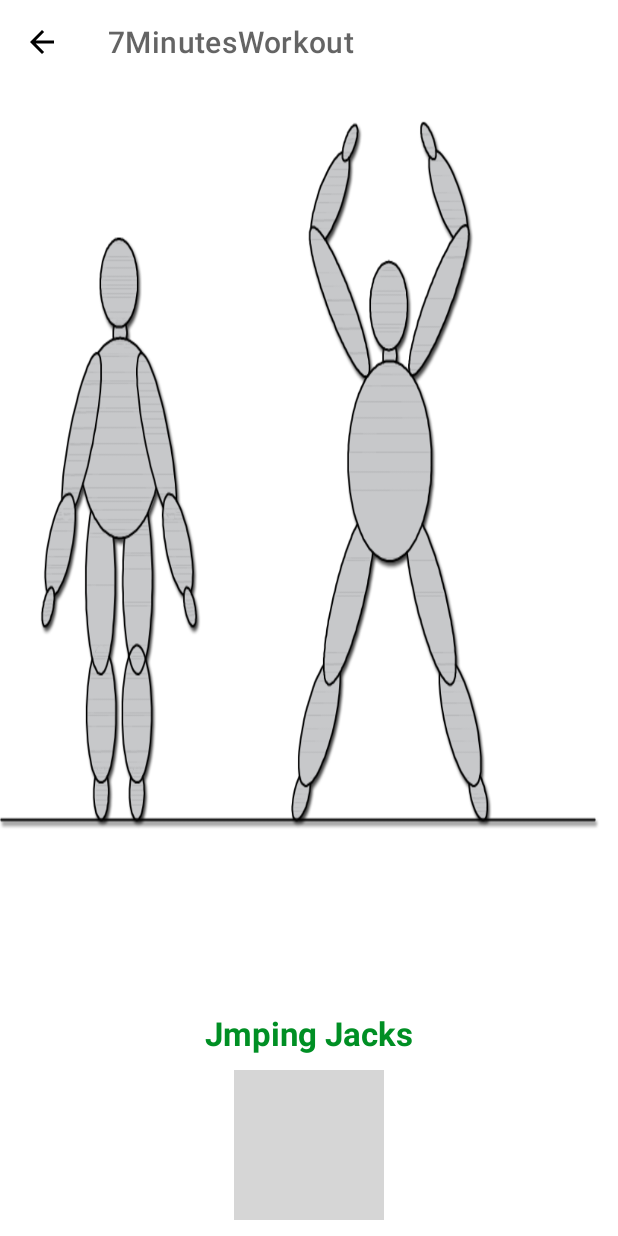
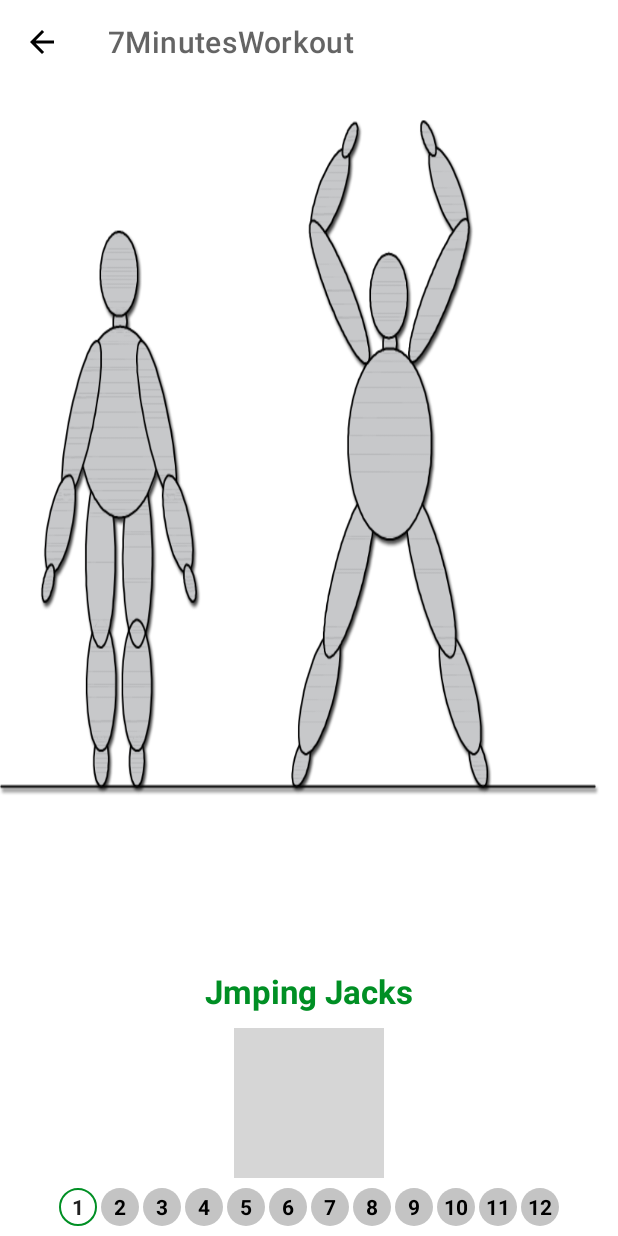
Before and after one commit to JungMin0919/7MinutesWorkout, an Android app: the ExerciseActivity screen opened directly, with no data from a screen before it, on a phone screen of 412 x 824 dp. Run offline under Robolectric (Android 15) with nearby library versions, the phone set to English and light mode, and no system bars; grey boxes are pictures that could not be loaded.

Commit message:
완료된 운동, 선택된 운동 표시 - drawble에 완료, 선택표시 파일 생성 - ExerciseStatusAdapter에서 선택, 완료, 나머지 조건에 따라 아이템의 배경색, 텍스트 색상 변경

```diff
--- a/app/src/main/java/com/example/a7minutesworkout/ExerciseActivity.kt
+++ b/app/src/main/java/com/example/a7minutesworkout/ExerciseActivity.kt
@@ -9,7 +9,9 @@ import android.os.CountDownTimer
 import android.speech.tts.TextToSpeech
 import android.util.Log
 import android.view.View
+import android.widget.LinearLayout
 import android.widget.Toast
+import androidx.recyclerview.widget.LinearLayoutManager
 import com.example.a7minutesworkout.databinding.ActivityExerciseBinding
 import java.util.*
 import kotlin.collections.ArrayList
@@ -26,8 +28,9 @@ class ExerciseActivity : AppCompatActivity(), TextToSpeech.OnInitListener {
     private var currentExercisePosition = -1
 
     private var tts: TextToSpeech? = null
+    private var player: MediaPlayer? = null
 
-    private var player: MediaPlayer? = null
+    private var exerciseAdapter: ExerciseStatusAdapter? = null
 
     override fun onCreate(savedInstanceState: Bundle?) {
         super.onCreate(savedInstanceState)
@@ -50,8 +53,17 @@ class ExerciseActivity : AppCompatActivity(), TextToSpeech.OnInitListener {
         }
 
         setupRestView()
+        setupExerciseStatusRecyclerView()
     }
 
+    // 운동화면에서 운동번호 알려주기
+    private fun setupExerciseStatusRecyclerView(){
+        // xml에서 설정함
+        //binding?.rvExerciseStauts?.layoutManager = LinearLayoutManager(this, LinearLayoutManager.HORIZONTAL, false)
+
+        exerciseAdapter = ExerciseStatusAdapter(exerciseList!!)
+        binding?.rvExerciseStauts?.adapter = exerciseAdapter
+    }
     // 휴식 뷰 셋
     private fun setupRestView(){
         //
@@ -129,6 +141,8 @@ class ExerciseActivity : AppCompatActivity(), TextToSpeech.OnInitListener {
 
             override fun onFinish() {
                 currentExercisePosition++
+                exerciseList!![currentExercisePosition].isSelected = true
+                exerciseAdapter!!.notifyDataSetChanged()
                 setUpExerciseView();
             }
 
@@ -147,6 +161,10 @@ class ExerciseActivity : AppCompatActivity(), TextToSpeech.OnInitListener {
             }
 
             override fun onFinish() {
+                exerciseList!![currentExercisePosition].isCompleted = true
+                exerciseList!![currentExercisePosition].isSelected = false
+                exerciseAdapter!!.notifyDataSetChanged()
+
                 if(currentExercisePosition < exerciseList?.size!! - 1){
                     setupRestView()
                 }else{
--- a/app/src/main/java/com/example/a7minutesworkout/ExerciseStatusAdapter.kt
+++ b/app/src/main/java/com/example/a7minutesworkout/ExerciseStatusAdapter.kt
@@ -1,7 +1,10 @@
 package com.example.a7minutesworkout
 
+import android.graphics.Color
+import android.util.Log
 import android.view.LayoutInflater
 import android.view.ViewGroup
+import androidx.core.content.ContextCompat
 import androidx.recyclerview.widget.RecyclerView
 import com.example.a7minutesworkout.databinding.ItemExerciseStatusBinding
 
@@ -12,6 +15,25 @@ class ExerciseStatusAdapter(val items: ArrayList<ExerciseModel>): RecyclerView.A
 
         fun bindItem(model: ExerciseModel){
             tvItem.text = model.id.toString()
+
+            when{
+                model.isSelected ->{
+                    tvItem.background =
+                        ContextCompat.getDrawable(itemView.context, R.drawable.item_cirular_thin_color_accent_border)
+                    tvItem.setTextColor(Color.parseColor("#212121"))
+                }
+                model.isCompleted ->{
+                    Log.e("test", "tt")
+                    tvItem.background =
+                        ContextCompat.getDrawable(itemView.context, R.drawable.item_circular_color_accent_background)
+                    tvItem.setTextColor(Color.parseColor("#ffffff"))
+                }
+                else ->{
+                    tvItem.background =
+                        ContextCompat.getDrawable(itemView.context, R.drawable.item_cirular_color_gray_background)
+                    tvItem.setTextColor(Color.parseColor("#000000"))
+                }
+            }
         }
     }
 
--- /dev/null
+++ b/app/src/main/res/drawable/item_cirular_thin_color_accent_border.xml
@@ -0,0 +1,10 @@
+<?xml version="1.0" encoding="utf-8"?>
+<shape xmlns:android="http://schemas.android.com/apk/res/android"
+    android:shape="oval">
+    <stroke
+        android:width="1dp"
+        android:color="@color/colorAccent"></stroke>
+    <solid android:color="@color/white">
+
+    </solid>
+</shape>
--- a/app/src/main/res/layout/activity_exercise.xml
+++ b/app/src/main/res/layout/activity_exercise.xml
@@ -1,5 +1,6 @@
 <?xml version="1.0" encoding="utf-8"?>
-<androidx.constraintlayout.widget.ConstraintLayout xmlns:android="http://schemas.android.com/apk/res/android"
+<androidx.constraintlayout.widget.ConstraintLayout
+    xmlns:android="http://schemas.android.com/apk/res/android"
     xmlns:app="http://schemas.android.com/apk/res-auto"
     xmlns:tools="http://schemas.android.com/tools"
     android:layout_width="match_parent"
@@ -161,10 +162,10 @@
 
     <androidx.recyclerview.widget.RecyclerView
         android:id="@+id/rvExerciseStauts"
-        android:layout_width="match_parent"
+        android:layout_width="wrap_content"
         android:layout_height="wrap_content"
         app:layoutManager="androidx.recyclerview.widget.LinearLayoutManager"
-        app:orientation="horizontal"
+        android:orientation="horizontal"
         tools:orientation="horizontal"
         tools:itemCount="12"
         tools:listitem="@layout/item_exercise_status"
```
